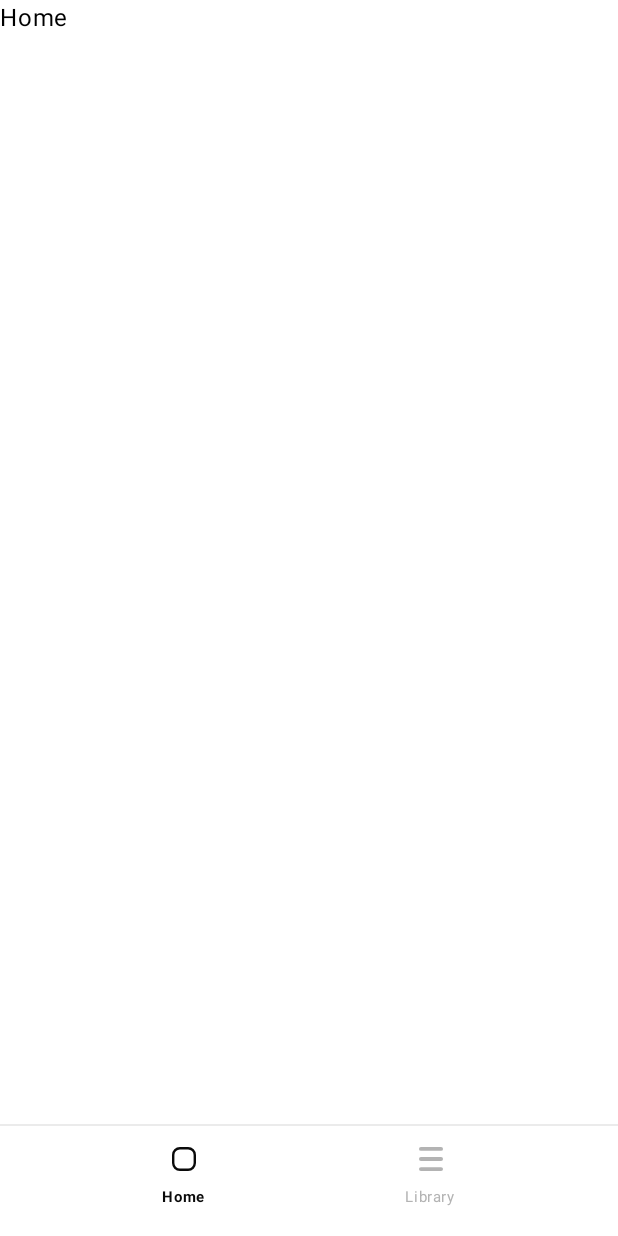
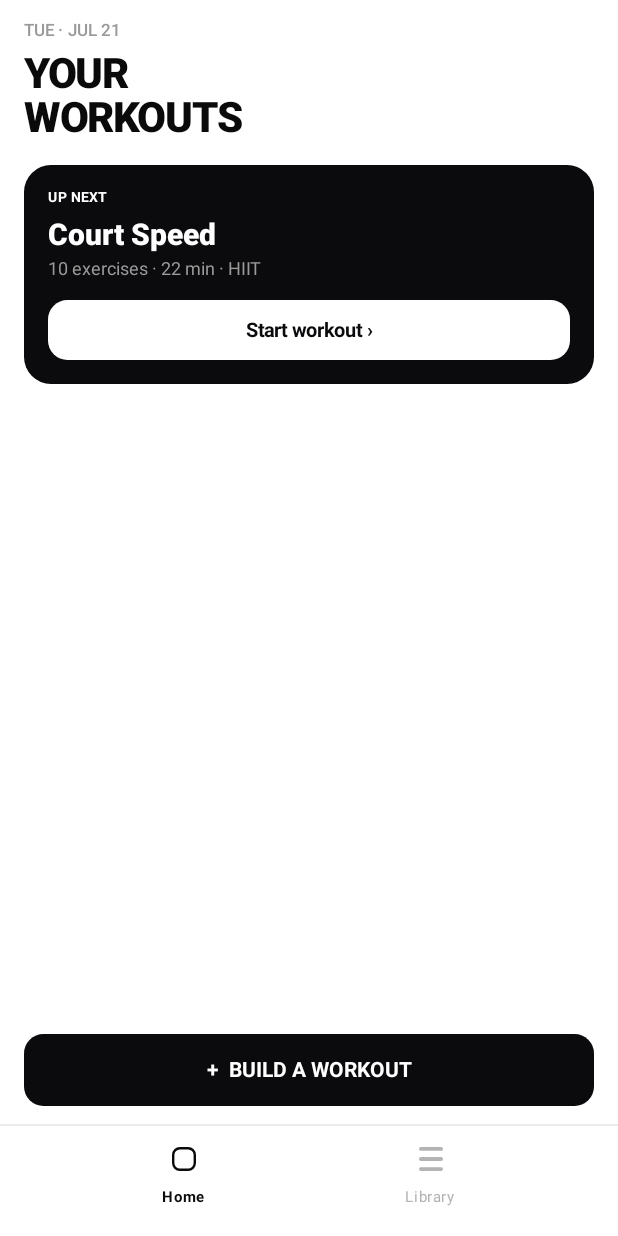
Before and after one commit to otto-tries-to-build-stuff/bldr-workout-app, an Android app built with Jetpack Compose: the screen it shows after launch (MainActivity), on a phone screen of 412 x 824 dp. Before the commit the screen is almost empty. Run offline under Robolectric (Android 15) with nearby library versions, the light colour scheme and no system bars; our stand-ins replace Room's generated code.

Commit message:
feat: add Home screen with up-next hero, workout rows and empty state

```diff
--- a/app/src/main/java/com/ottotech/workoutbuilder/ui/AppNav.kt
+++ b/app/src/main/java/com/ottotech/workoutbuilder/ui/AppNav.kt
@@ -12,6 +12,7 @@ import androidx.navigation.navArgument
 import com.ottotech.workoutbuilder.domain.Muscle
 import com.ottotech.workoutbuilder.ui.components.AppScaffold
 import com.ottotech.workoutbuilder.ui.components.Tab
+import com.ottotech.workoutbuilder.ui.home.HomeScreen
 
 object Routes {
     const val HOME = "home"
@@ -41,7 +42,12 @@ fun AppNav() {
 
         composable(Routes.HOME) {
             AppScaffold(tab = Tab.HOME, onSelectTab = { if (it == Tab.LIBRARY) nav.switchTab(Routes.LIBRARY) }) {
-                Text("Home")
+                HomeScreen(
+                    // TODO(Plan 1D): route to the execution screen.
+                    onStartWorkout = { },
+                    // TODO(Plan 1C): raise the Build sheet. Wired in Task 5.
+                    onBuild = { },
+                )
             }
         }
 
--- /dev/null
+++ b/app/src/main/java/com/ottotech/workoutbuilder/ui/home/HomeScreen.kt
@@ -0,0 +1,187 @@
+package com.ottotech.workoutbuilder.ui.home
+
+import androidx.compose.foundation.background
+import androidx.compose.foundation.clickable
+import androidx.compose.foundation.layout.Arrangement
+import androidx.compose.foundation.layout.Box
+import androidx.compose.foundation.layout.Column
+import androidx.compose.foundation.layout.PaddingValues
+import androidx.compose.foundation.layout.Row
+import androidx.compose.foundation.layout.Spacer
+import androidx.compose.foundation.layout.fillMaxWidth
+import androidx.compose.foundation.layout.height
+import androidx.compose.foundation.layout.padding
+import androidx.compose.foundation.layout.size
+import androidx.compose.foundation.lazy.LazyColumn
+import androidx.compose.foundation.lazy.items
+import androidx.compose.foundation.shape.RoundedCornerShape
+import androidx.compose.material3.Text
+import androidx.compose.runtime.Composable
+import androidx.compose.runtime.getValue
+import androidx.compose.runtime.remember
+import androidx.compose.ui.Alignment
+import androidx.compose.ui.Modifier
+import androidx.compose.ui.draw.clip
+import androidx.compose.ui.unit.dp
+import androidx.lifecycle.compose.collectAsStateWithLifecycle
+import androidx.lifecycle.viewmodel.compose.viewModel
+import com.ottotech.workoutbuilder.domain.WorkoutSummary
+import com.ottotech.workoutbuilder.ui.components.HairlineCard
+import com.ottotech.workoutbuilder.ui.components.InverseButton
+import com.ottotech.workoutbuilder.ui.theme.AppType
+import com.ottotech.workoutbuilder.ui.theme.Dimens
+import com.ottotech.workoutbuilder.ui.theme.LocalAppColors
+import java.time.LocalDate
+import java.time.format.DateTimeFormatter
+import java.util.Locale
+
+@Composable
+fun HomeScreen(
+    onStartWorkout: (String) -> Unit,
+    onBuild: () -> Unit,
+    viewModel: HomeViewModel = viewModel(factory = HomeViewModel.Factory),
+) {
+    val state by viewModel.state.collectAsStateWithLifecycle()
+    val upNext = state.upNext
+
+    Column(Modifier.fillMaxWidth()) {
+        LazyColumn(
+            modifier = Modifier.weight(1f),
+            contentPadding = PaddingValues(
+                start = Dimens.screenPadding,
+                end = Dimens.screenPadding,
+                top = 14.dp,
+                bottom = 16.dp,
+            ),
+            verticalArrangement = Arrangement.spacedBy(Dimens.gap),
+        ) {
+            item { Header() }
+
+            // While loading, the header stands alone rather than flashing an empty state.
+            // In practice this is at most one frame — MainActivity gates on seeding.
+            if (state.isEmpty) {
+                item { EmptyHero() }
+            } else if (upNext != null) {
+                item { UpNextHero(upNext, onStart = { onStartWorkout(upNext.id) }) }
+                items(state.others, key = { it.id }) { summary ->
+                    WorkoutRow(summary, onClick = { onStartWorkout(summary.id) })
+                }
+            }
+        }
+
+        // Pinned above the bottom nav rather than scrolling away — the handoff calls it
+        // "sticky-feeling", and it is the screen's only creative action.
+        InverseButton(
+            text = "BUILD A WORKOUT",
+            leadingGlyph = "+",
+            onClick = onBuild,
+            modifier = Modifier
+                .fillMaxWidth()
+                .padding(horizontal = Dimens.screenPadding)
+                .padding(bottom = 12.dp),
+        )
+    }
+}
+
+@Composable
+private fun Header() {
+    val colors = LocalAppColors.current
+    val overline = remember {
+        LocalDate.now()
+            .format(DateTimeFormatter.ofPattern("EEE · MMM d", Locale.getDefault()))
+            .uppercase(Locale.getDefault())
+    }
+    Column {
+        Text(overline, style = AppType.overline, color = colors.textMuted)
+        Spacer(Modifier.height(6.dp))
+        Text("YOUR\nWORKOUTS", style = AppType.screenTitle, color = colors.onBackground)
+        Spacer(Modifier.height(4.dp))
+    }
+}
+
+@Composable
+private fun UpNextHero(summary: WorkoutSummary, onStart: () -> Unit) {
+    val colors = LocalAppColors.current
+    Column(
+        modifier = Modifier
+            .fillMaxWidth()
+            .clip(RoundedCornerShape(Dimens.radiusHero))
+            .background(colors.surfaceInverse)
+            .padding(Dimens.heroPadding),
+    ) {
+        // Mono accent: on an inverse surface the accent is onSurfaceInverse.
+        Text("UP NEXT", style = AppType.heroLabel, color = colors.onSurfaceInverse)
+        Spacer(Modifier.height(8.dp))
+        Text(summary.name, style = AppType.heroName, color = colors.onSurfaceInverse)
+        Spacer(Modifier.height(4.dp))
+        Text(summary.metaLine, style = AppType.heroMeta, color = colors.textMuted)
+        Spacer(Modifier.height(14.dp))
+        Row(
+            modifier = Modifier
+                .fillMaxWidth()
+                .height(Dimens.primaryButtonHeight)
+                .clip(RoundedCornerShape(Dimens.radiusButton))
+                .background(colors.onSurfaceInverse)
+                .clickable(onClick = onStart),
+            horizontalArrangement = Arrangement.Center,
+            verticalAlignment = Alignment.CenterVertically,
+        ) {
+            Text("Start workout ›", style = AppType.primaryButton, color = colors.surfaceInverse)
+        }
+    }
+}
+
+/**
+ * Spec §6.1: the empty state uses the hero treatment so a fresh install looks designed
+ * rather than broken.
+ */
+@Composable
+private fun EmptyHero() {
+    val colors = LocalAppColors.current
+    Column(
+        modifier = Modifier
+            .fillMaxWidth()
+            .clip(RoundedCornerShape(Dimens.radiusHero))
+            .background(colors.surfaceInverse)
+            .padding(Dimens.heroPadding),
+    ) {
+        Text("NOTHING YET", style = AppType.heroLabel, color = colors.onSurfaceInverse)
+        Spacer(Modifier.height(8.dp))
+        Text(
+            "Nothing here yet. Build one from the library, or let the Coach draft one.",
+            style = AppType.heroMeta,
+            color = colors.onSurfaceInverse,
+        )
+    }
+}
+
+@Composable
+private fun WorkoutRow(summary: WorkoutSummary, onClick: () -> Unit) {
+    val colors = LocalAppColors.current
+    HairlineCard(modifier = Modifier.fillMaxWidth(), onClick = onClick) {
+        Row(
+            modifier = Modifier.padding(Dimens.cardPadding),
+            verticalAlignment = Alignment.CenterVertically,
+            horizontalArrangement = Arrangement.spacedBy(12.dp),
+        ) {
+            Box(
+                modifier = Modifier
+                    .size(Dimens.badgeSize)
+                    .clip(RoundedCornerShape(Dimens.radiusChip))
+                    .background(colors.surface),
+                contentAlignment = Alignment.Center,
+            ) {
+                Text(
+                    summary.estimatedMinutes.toString(),
+                    style = AppType.cardTitle,
+                    color = colors.onSurface,
+                )
+            }
+            Column {
+                Text(summary.name, style = AppType.cardTitle, color = colors.onBackground)
+                Spacer(Modifier.height(2.dp))
+                Text(summary.metaLine, style = AppType.cardMeta, color = colors.textMuted)
+            }
+        }
+    }
+}
--- /dev/null
+++ b/app/src/main/java/com/ottotech/workoutbuilder/ui/home/HomeViewModel.kt
@@ -0,0 +1,57 @@
+package com.ottotech.workoutbuilder.ui.home
+
+import androidx.lifecycle.ViewModel
+import androidx.lifecycle.ViewModelProvider
+import androidx.lifecycle.viewModelScope
+import androidx.lifecycle.viewmodel.initializer
+import androidx.lifecycle.viewmodel.viewModelFactory
+import com.ottotech.workoutbuilder.WorkoutApp
+import com.ottotech.workoutbuilder.data.ExerciseRepository
+import com.ottotech.workoutbuilder.data.WorkoutRepository
+import com.ottotech.workoutbuilder.domain.UpNext
+import com.ottotech.workoutbuilder.domain.WorkoutSummarizer
+import com.ottotech.workoutbuilder.domain.WorkoutSummary
+import kotlinx.coroutines.flow.SharingStarted
+import kotlinx.coroutines.flow.StateFlow
+import kotlinx.coroutines.flow.combine
+import kotlinx.coroutines.flow.stateIn
+
+data class HomeUiState(
+    val loading: Boolean = true,
+    val upNext: WorkoutSummary? = null,
+    val others: List<WorkoutSummary> = emptyList(),
+) {
+    val isEmpty: Boolean get() = !loading && upNext == null
+}
+
+/**
+ * Thin by design. Every decision it appears to make — summarising, choosing "Up next" —
+ * is a pure function in `domain/` with its own unit tests; this class only joins two
+ * flows and holds the result.
+ */
+class HomeViewModel(
+    workouts: WorkoutRepository,
+    exercises: ExerciseRepository,
+) : ViewModel() {
+
+    val state: StateFlow<HomeUiState> =
+        combine(workouts.observeAll(), exercises.observeAll()) { workoutList, exerciseList ->
+            val library = exerciseList.associateBy { it.id }
+            val summaries = WorkoutSummarizer.summarizeAll(workoutList, library)
+            val up = UpNext.select(summaries)
+            HomeUiState(
+                loading = false,
+                upNext = up,
+                others = summaries.filter { it.id != up?.id },
+            )
+        }.stateIn(viewModelScope, SharingStarted.WhileSubscribed(5_000), HomeUiState())
+
+    companion object {
+        val Factory = viewModelFactory {
+            initializer {
+                val app = this[ViewModelProvider.AndroidViewModelFactory.APPLICATION_KEY] as WorkoutApp
+                HomeViewModel(app.workouts, app.exercises)
+            }
+        }
+    }
+}
```
Also changed, not shown: app/src/main/java/com/ottotech/workoutbuilder/ui/components/Controls.kt (added, +159 -0 lines).
